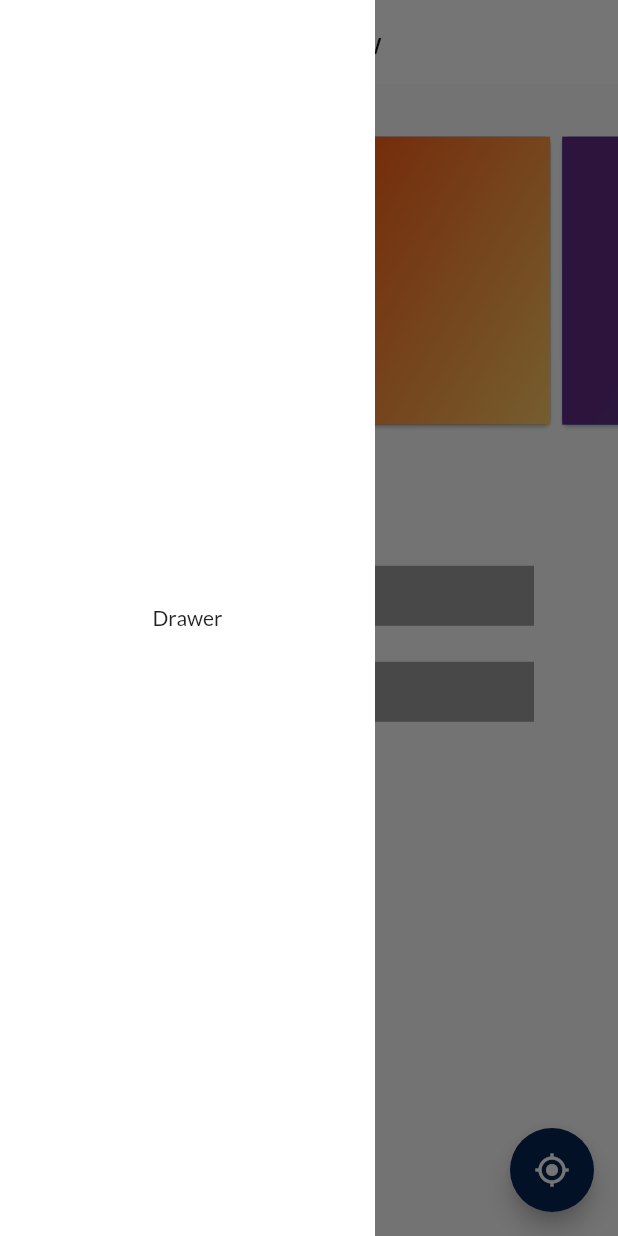
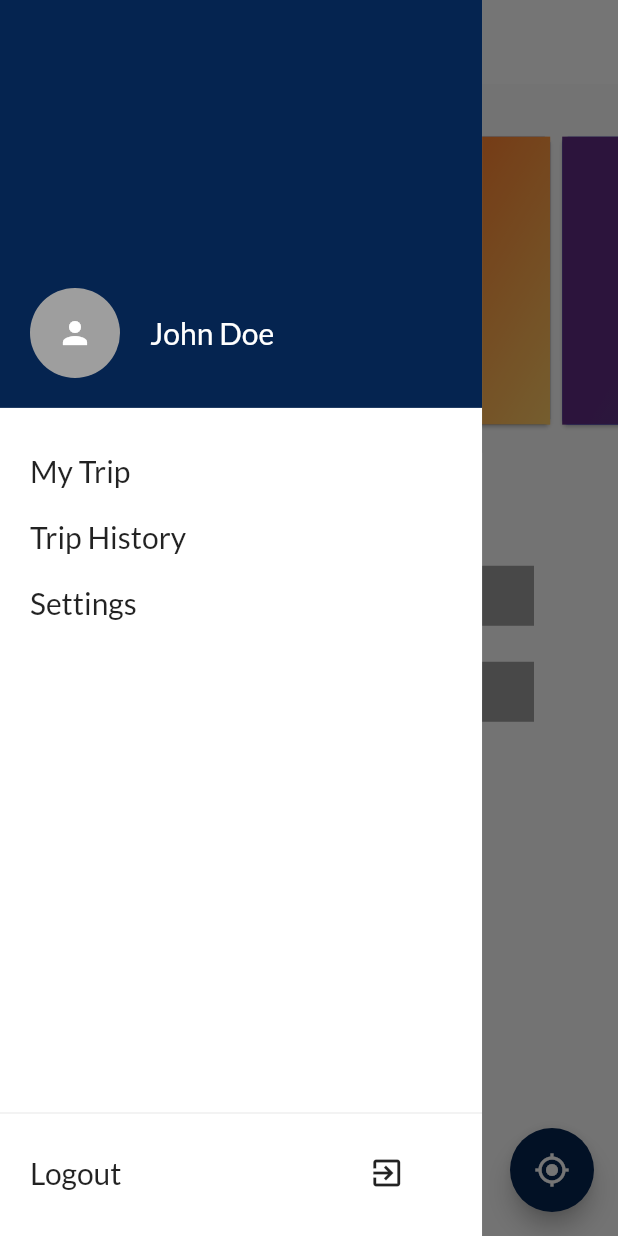
Before and after one commit to Anthrapper/Etrip, a Flutter app: the HomeView screen opened by its route, with the side drawer open, on a phone screen of 412 x 824 dp. Run offline on Flutter 3.47's test engine with Material 2 defaults, Android fonts, the phone set to English and light mode, and no system bars; drawn by our look-alikes of carousel_slider; our stand-ins replace firebase_auth, firebase_core, flutter_secure_storage, form_field_validator, geolocator, get and 2 more; missing offline and left inert: pin_entry_text_field; accounts and stored records are empty.

Commit message:
#22 Added drawer

```diff
--- /dev/null
+++ b/lib/app/modules/home/views/drawer.dart
@@ -0,0 +1,117 @@
+import 'package:etrip/app/data/Constants/colors.dart';
+import 'package:etrip/app/data/Functions/hexcolors.dart';
+import 'package:flutter/cupertino.dart';
+import 'package:flutter/material.dart';
+
+class MyDrawer extends StatelessWidget {
+  @override
+  Widget build(BuildContext context) {
+    return Container(
+      color: Colors.white,
+      height: double.infinity,
+      width: MediaQuery.of(context).size.width * 0.78,
+      child: Column(
+        crossAxisAlignment: CrossAxisAlignment.stretch,
+        children: [
+          Container(
+            color: HexColorUtils.getColorFromHex(CustomColors.buttonColor),
+            height: MediaQuery.of(context).size.height * 0.33,
+            child: Column(
+              mainAxisAlignment: MainAxisAlignment.end,
+              children: [
+                Padding(
+                  padding: const EdgeInsets.all(20),
+                  child: Row(
+                    children: [
+                      CircleAvatar(
+                        radius: 30,
+                        backgroundColor: Colors.grey,
+                        child: Icon(Icons.person,
+                        color: Colors.white,
+                        ),
+                      ),
+                      SizedBox(
+                        width: 20,
+                      ),
+                      Text(
+                        'John Doe',
+                        style: TextStyle(
+                          color: Colors.white,
+                          fontSize: 20,
+                        ),
+                      ),
+                    ],
+                  ),
+                )
+              ],
+            )
+          ),
+          Padding(
+            padding: const EdgeInsets.fromLTRB(20, 30, 0, 0),
+            child: Container(
+                color: Colors.white,
+                height: MediaQuery.of(context).size.height * 0.2,
+                child: Column(
+                  // mainAxisAlignment: MainAxisAlignment.spaceBetween,
+                  crossAxisAlignment: CrossAxisAlignment.start,
+                  children: [
+                    Text(
+                      'My Trip',
+                      style: TextStyle(
+                        fontSize: 20,
+                      ),
+                    ),
+                    SizedBox(
+                      height: 20,
+                    ),
+                    Text(
+                      'Trip History',
+                      style: TextStyle(
+                        fontSize: 20,
+                      ),
+                    ),
+                    SizedBox(
+                      height: 20,
+                    ),
+                    Text(
+                      'Settings',
+                      style: TextStyle(
+                        fontSize: 20,
+                      ),
+                    ),
+                  ],
+                )),
+          ),
+          Expanded(
+            child: Column(
+              mainAxisAlignment: MainAxisAlignment.end,
+              children: [
+                Divider(
+                  thickness: 0.5,
+                  // color: HexColorUtils.getColorFromHex(CustomColors.buttonColor1),
+                ),
+                Padding(
+                  padding: const EdgeInsets.fromLTRB(20, 20, 0, 30),
+                  child: Row(
+                    children: [
+                      Text(
+                        'Logout',
+                        style: TextStyle(
+                          fontSize: 20,
+                        ),
+                      ),
+                      SizedBox(
+                        width: MediaQuery.of(context).size.width * .4,
+                      ),
+                      Icon(Icons.exit_to_app),
+                    ],
+                  ),
+                ),
+              ],
+            ),
+          ),
+        ],
+      ),
+    );
+  }
+}
--- a/lib/app/modules/home/views/home_view.dart
+++ b/lib/app/modules/home/views/home_view.dart
@@ -7,6 +7,8 @@ import 'package:flutter/material.dart';
 import 'package:get/get.dart';
 import 'package:etrip/app/modules/home/controllers/home_controller.dart';
 import 'package:carousel_slider/carousel_slider.dart';
+
+import 'drawer.dart';
 
 class HomeView extends GetView<HomeController> {
   final List cardList = [
@@ -27,7 +29,7 @@ class HomeView extends GetView<HomeController> {
   @override
   Widget build(BuildContext context) {
     return Scaffold(
-      drawer: newDrawer(),
+      drawer: MyDrawer(),
       appBar: AppBar(
         elevation: 0,
         backgroundColor: Colors.white,
@@ -154,17 +156,6 @@ class HomeView extends GetView<HomeController> {
         child: Icon(Icons.gps_fixed),
         backgroundColor:
             HexColorUtils.getColorFromHex(CustomColors.buttonColor),
-      ),
-    );
-  }
-
-  Widget newDrawer() {
-    return Container(
-      color: Colors.white,
-      height: double.infinity,
-      width: 250,
-      child: Center(
-        child: Text('Drawer'),
       ),
     );
   }
```
